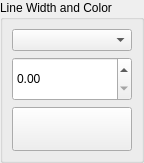
Qt form src/ui/mesh/qgsmeshrenderermeshsettingswidgetbase.ui (qgis/QGIS) before a commit.
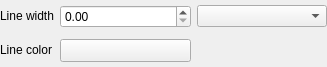
The same form after that commit. Custom widgets are drawn as their Qt base class.

Patch:
```diff
--- a/src/ui/mesh/qgsmeshrenderermeshsettingswidgetbase.ui
+++ b/src/ui/mesh/qgsmeshrenderermeshsettingswidgetbase.ui
@@ -6,12 +6,12 @@
    <rect>
     <x>0</x>
     <y>0</y>
-    <width>144</width>
-    <height>163</height>
+    <width>327</width>
+    <height>67</height>
    </rect>
   </property>
   <property name="sizePolicy">
-   <sizepolicy hsizetype="Preferred" vsizetype="Minimum">
+   <sizepolicy hsizetype="Preferred" vsizetype="Fixed">
     <horstretch>0</horstretch>
     <verstretch>0</verstretch>
    </sizepolicy>
@@ -19,7 +19,7 @@
   <property name="windowTitle">
    <string notr="true">Form</string>
   </property>
-  <layout class="QHBoxLayout" name="horizontalLayout_2">
+  <layout class="QGridLayout" name="gridLayout_2">
    <property name="leftMargin">
     <number>0</number>
    </property>
@@ -32,42 +32,53 @@
    <property name="bottomMargin">
     <number>0</number>
    </property>
-   <item>
-    <widget class="QGroupBox" name="groupBox">
-     <property name="sizePolicy">
-      <sizepolicy hsizetype="Preferred" vsizetype="Minimum">
-       <horstretch>0</horstretch>
-       <verstretch>0</verstretch>
-      </sizepolicy>
-     </property>
-     <property name="title">
-      <string>Line Width and Color</string>
-     </property>
-     <layout class="QVBoxLayout" name="verticalLayout">
-      <item>
+   <item row="0" column="2">
        <widget class="QgsUnitSelectionWidget" name="mLineUnitsComboBox"/>
       </item>
-      <item>
+   <item row="0" column="1">
        <widget class="QgsDoubleSpinBox" name="mLineWidthSpinBox">
         <property name="sizePolicy">
-         <sizepolicy hsizetype="Preferred" vsizetype="Minimum">
+      <sizepolicy hsizetype="Preferred" vsizetype="Fixed">
           <horstretch>0</horstretch>
           <verstretch>0</verstretch>
          </sizepolicy>
         </property>
        </widget>
       </item>
-      <item>
+   <item row="1" column="1">
        <widget class="QgsColorButton" name="mColorWidget">
         <property name="sizePolicy">
-         <sizepolicy hsizetype="Preferred" vsizetype="Minimum">
+      <sizepolicy hsizetype="Preferred" vsizetype="Fixed">
           <horstretch>0</horstretch>
           <verstretch>0</verstretch>
          </sizepolicy>
         </property>
        </widget>
       </item>
-     </layout>
+   <item row="0" column="0">
+    <widget class="QLabel" name="mLineWidthLabel">
+     <property name="sizePolicy">
+      <sizepolicy hsizetype="Fixed" vsizetype="Fixed">
+       <horstretch>0</horstretch>
+       <verstretch>0</verstretch>
+      </sizepolicy>
+     </property>
+     <property name="text">
+      <string>Line width</string>
+     </property>
+    </widget>
+   </item>
+   <item row="1" column="0">
+    <widget class="QLabel" name="label_2">
+     <property name="sizePolicy">
+      <sizepolicy hsizetype="Fixed" vsizetype="Fixed">
+       <horstretch>0</horstretch>
+       <verstretch>0</verstretch>
+      </sizepolicy>
+     </property>
+     <property name="text">
+      <string>Line color</string>
+     </property>
     </widget>
    </item>
   </layout>
```
Left out of the diff: 6 changed lines with no effect on the pictures. Lines whose indentation alone changed are shown as unchanged.
